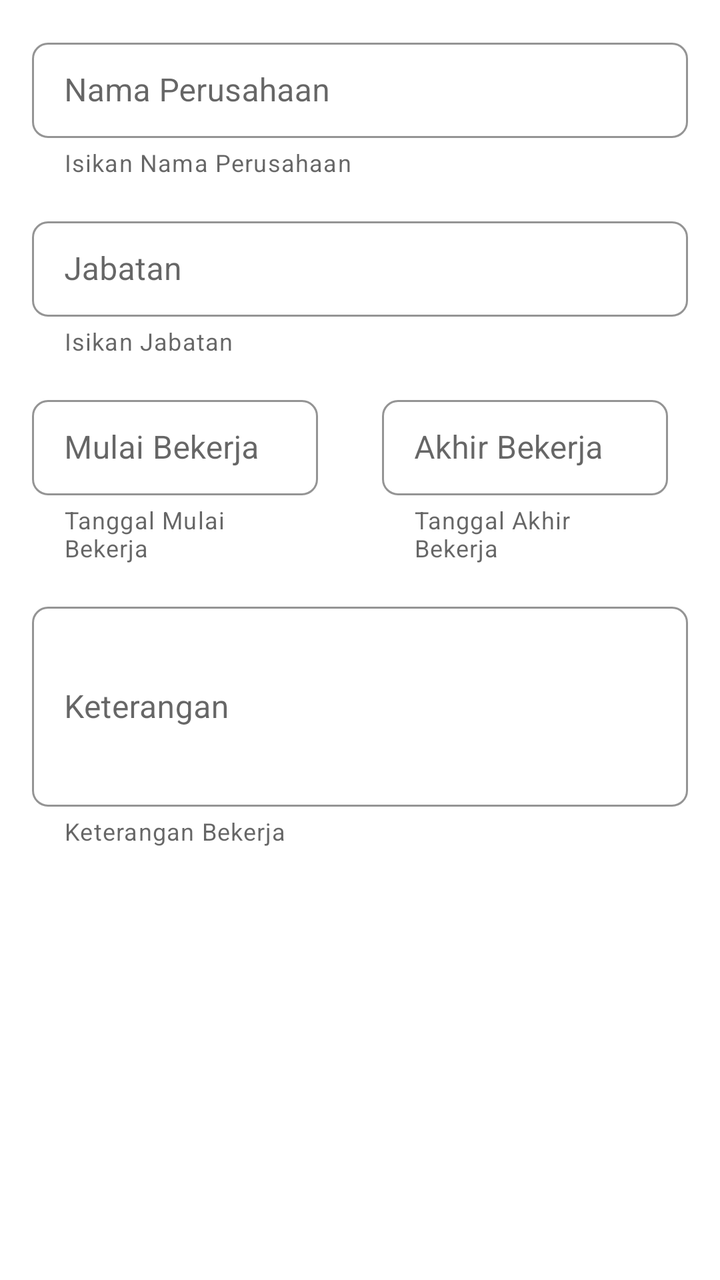
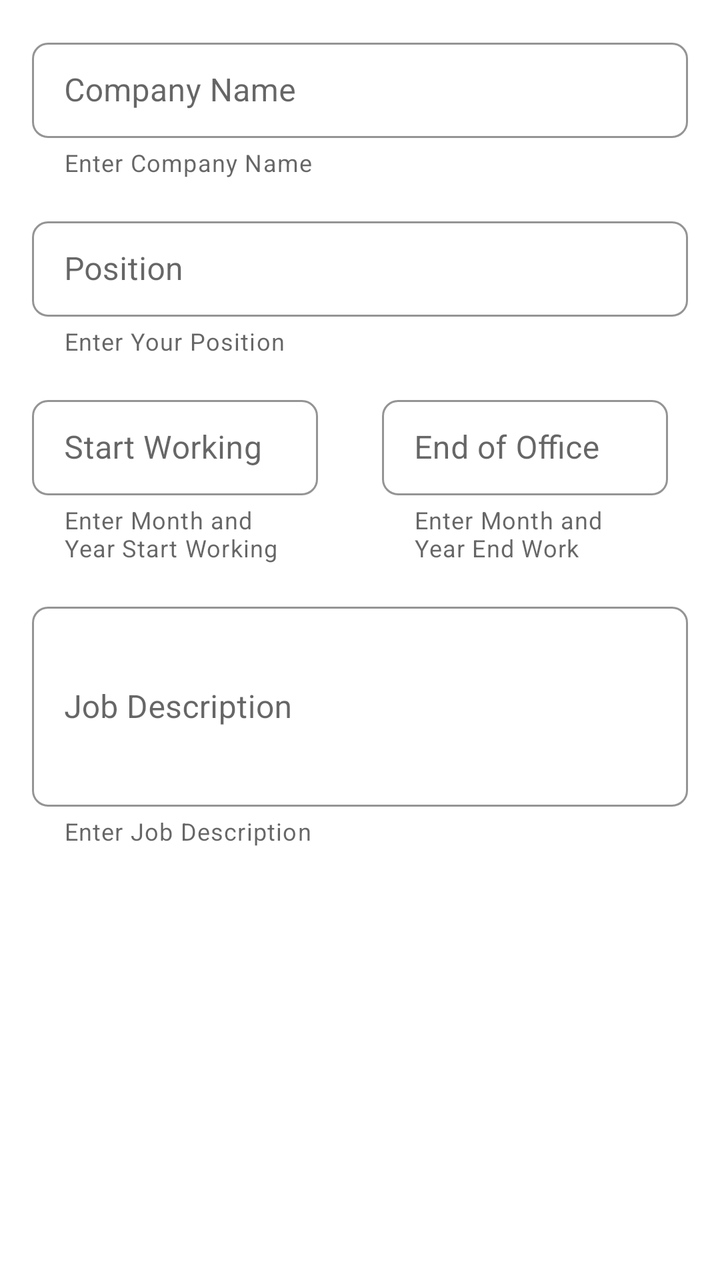

Before-and-after screenshots of an Android layout around one commit, followed by the original layout XML and the change that was made.
<!-- AndroidManifest.xml: application theme Theme.CVBuilder -->
<!-- res/layout/frag_pekerjaan.xml -->
<?xml version="1.0" encoding="utf-8"?>
<LinearLayout xmlns:android="http://schemas.android.com/apk/res/android"
    xmlns:app="http://schemas.android.com/apk/res-auto"
    xmlns:tools="http://schemas.android.com/tools"
    android:layout_width="match_parent"
    android:layout_height="match_parent"
    tools:context=".detail_user.EditKontakActivity"
    android:orientation="vertical">


    <com.google.android.material.textfield.TextInputLayout
        style="?attr/textInputOutlinedDenseStyle"
        android:id="@+id/nama_perusahaan"
        android:layout_width="match_parent"
        android:layout_height="wrap_content"
        android:hint="Nama Perusahaan"
        android:text="Nama Perusahaan"
        tools:ignore="MissingConstraints"
        app:hintTextColor="@color/black"
        app:boxStrokeColor="@color/black"
        app:boxStrokeErrorColor="@color/black"
        android:textAppearance="@color/black"
        app:shapeAppearance="@style/CustomShapeOVerlay"
        android:enabled="true"
        app:endIconMode="clear_text"
        app:boxStrokeWidthFocused="2dp"
        android:paddingTop="16dp"
        android:paddingLeft="16dp"
        android:paddingRight="16dp"
        app:hintAnimationEnabled="true"
        app:helperText="Isikan Nama Perusahaan"
        >

        <com.google.android.material.textfield.TextInputEditText
            android:layout_width="match_parent"
            android:layout_height="wrap_content"
            android:id="@+id/nama_perusahaan_et"
            />


    </com.google.android.material.textfield.TextInputLayout>

    <com.google.android.material.textfield.TextInputLayout
        style="?attr/textInputOutlinedDenseStyle"
        android:id="@+id/jabatan_perusahaan"
        android:layout_width="match_parent"
        android:layout_height="wrap_content"
        android:hint="Jabatan"
        android:text="Jabatan"
        tools:ignore="MissingConstraints"
        app:hintTextColor="@color/black"
        app:boxStrokeColor="@color/black"
        app:boxStrokeErrorColor="@color/black"
        android:textAppearance="@color/black"
        app:shapeAppearance="@style/CustomShapeOVerlay"
        android:enabled="true"
        app:endIconMode="clear_text"
        app:boxStrokeWidthFocused="2dp"
        android:paddingTop="16dp"
        android:paddingLeft="16dp"
        android:paddingRight="16dp"
        app:hintAnimationEnabled="true"
        app:helperText="Isikan Jabatan"
        >

        <com.google.android.material.textfield.TextInputEditText
            android:layout_width="match_parent"
            android:layout_height="wrap_content"
            android:id="@+id/jabatan_pengalaman_et"
            />


    </com.google.android.material.textfield.TextInputLayout>


    <LinearLayout
        android:layout_width="match_parent"
        android:layout_height="wrap_content">

        <com.google.android.material.textfield.TextInputLayout
            android:id="@+id/mulai_bekerja"
            style="?attr/textInputOutlinedDenseStyle"
            android:layout_width="175dp"
            android:layout_height="wrap_content"
            android:enabled="true"
            android:hint="Mulai Bekerja"
            android:paddingLeft="16dp"
            android:paddingTop="16dp"
            android:paddingRight="16dp"
            android:text="Mulai Bekerja"
            android:textAppearance="@color/black"
            app:boxStrokeColor="@color/black"
            app:boxStrokeErrorColor="@color/black"
            app:boxStrokeWidthFocused="2dp"
            app:endIconMode="clear_text"
            app:helperText="Tanggal Mulai Bekerja"
            app:hintAnimationEnabled="true"
            app:hintTextColor="@color/black"
            app:layout_constraintEnd_toEndOf="parent"
            app:layout_constraintTop_toBottomOf="@+id/nama_perusahaan"
            app:shapeAppearance="@style/CustomShapeOVerlay"
            tools:ignore="MissingConstraints">

            <com.google.android.material.textfield.TextInputEditText
                android:id="@+id/mulai_bekerja_et"
                android:layout_width="match_parent"
                android:layout_height="wrap_content" />

        </com.google.android.material.textfield.TextInputLayout>

        <com.google.android.material.textfield.TextInputLayout
            android:id="@+id/akhir_bekerja"
            style="?attr/textInputOutlinedDenseStyle"
            android:layout_width="175dp"
            android:layout_height="wrap_content"
            android:enabled="true"
            android:hint="Akhir Bekerja"
            android:paddingLeft="16dp"
            android:paddingTop="16dp"
            android:paddingRight="16dp"
            android:text="Akhir Bekerja"
            android:textAppearance="@color/black"
            app:boxStrokeColor="@color/black"
            app:boxStrokeErrorColor="@color/black"
            app:boxStrokeWidthFocused="2dp"
            app:endIconMode="clear_text"
            app:helperText="Tanggal Akhir Bekerja"
            app:hintAnimationEnabled="true"
            app:hintTextColor="@color/black"
            app:layout_constraintEnd_toEndOf="parent"
            app:layout_constraintTop_toBottomOf="@+id/nama_perusahaan"
            app:shapeAppearance="@style/CustomShapeOVerlay"
            tools:ignore="MissingConstraints">

            <com.google.android.material.textfield.TextInputEditText
                android:id="@+id/akhir_bekerja_et"
                android:layout_width="match_parent"
                android:layout_height="wrap_content" />

        </com.google.android.material.textfield.TextInputLayout>


    </LinearLayout>
    <com.google.android.material.textfield.TextInputLayout
        android:id="@+id/keterangan_bekerja"
        style="?attr/textInputOutlinedDenseStyle"
        android:layout_width="match_parent"
        android:layout_height="wrap_content"
        android:enabled="true"
        android:hint="Keterangan"
        android:paddingLeft="16dp"
        android:paddingTop="16dp"
        android:paddingRight="16dp"
        android:text="Keterangan"
        android:textAppearance="@color/black"
        app:boxStrokeColor="@color/black"
        app:boxStrokeErrorColor="@color/black"
        app:boxStrokeWidthFocused="2dp"
        app:endIconMode="clear_text"
        app:hintAnimationEnabled="true"
        app:hintTextColor="@color/black"
        app:layout_constraintTop_toBottomOf="@+id/email"
        app:shapeAppearance="@style/CustomShapeOVerlay"
        app:helperText="Keterangan Bekerja"
        tools:ignore="MissingConstraints">

        <com.google.android.material.textfield.TextInputEditText
            android:layout_width="match_parent"
            android:layout_height="100dp"
            android:id="@+id/keterangan_bekerja_et"/>

    </com.google.android.material.textfield.TextInputLayout>

</LinearLayout>
<!-- resources referenced by this layout -->
<resources>
  <color name="black">#000000</color>
  <style name="CustomShapeOVerlay" parent="">
          <item name="cornerFamily">rounded</item>
          <item name="cornerSizeTopLeft">8dp</item>
          <item name="cornerSizeTopRight">8dp</item>
          <item name="cornerSizeBottomRight">8dp</item>
          <item name="cornerSizeBottomLeft">8dp</item>
      </style>
  <style name="Theme.CVBuilder" parent="Theme.MaterialComponents.DayNight.DarkActionBar">
          
          <item name="colorPrimary">@color/lavender</item>
          <item name="colorPrimaryVariant">@color/lavender</item>
          <item name="colorOnPrimary">@color/lavender</item>
          
          <item name="colorSecondary">@color/lavender</item>
          <item name="colorSecondaryVariant">@color/lavender</item>
          <item name="colorOnSecondary">@color/lavender</item>
          
          <item name="android:statusBarColor" tools:targetApi="l">?attr/colorPrimaryVariant</item>
          
          <item name="android:textColor">@color/red</item>
      </style>
  <color name="lavender">#E6E6FA</color>
  <color name="red">#FF0000</color>
</resources>

<!-- the commit's change to res/layout/frag_pekerjaan.xml (unified diff, before → after) -->
@@ -13,8 +13,8 @@
         android:id="@+id/nama_perusahaan"
         android:layout_width="match_parent"
         android:layout_height="wrap_content"
-        android:hint="Nama Perusahaan"
-        android:text="Nama Perusahaan"
+        android:hint="@string/company_name"
+        android:text="@string/company_name"
         tools:ignore="MissingConstraints"
         app:hintTextColor="@color/black"
         app:boxStrokeColor="@color/black"
@@ -28,7 +28,7 @@
         android:paddingLeft="16dp"
         android:paddingRight="16dp"
         app:hintAnimationEnabled="true"
-        app:helperText="Isikan Nama Perusahaan"
+        app:helperText="@string/put_company_name"
         >
 
         <com.google.android.material.textfield.TextInputEditText
@@ -45,8 +45,8 @@
         android:id="@+id/jabatan_perusahaan"
         android:layout_width="match_parent"
         android:layout_height="wrap_content"
-        android:hint="Jabatan"
-        android:text="Jabatan"
+        android:hint="@string/position_exp"
+        android:text="@string/position_exp"
         tools:ignore="MissingConstraints"
         app:hintTextColor="@color/black"
         app:boxStrokeColor="@color/black"
@@ -60,7 +60,7 @@
         android:paddingLeft="16dp"
         android:paddingRight="16dp"
         app:hintAnimationEnabled="true"
-        app:helperText="Isikan Jabatan"
+        app:helperText="@string/put_position_exp"
         >
 
         <com.google.android.material.textfield.TextInputEditText
@@ -83,17 +83,17 @@
             android:layout_width="175dp"
             android:layout_height="wrap_content"
             android:enabled="true"
-            android:hint="Mulai Bekerja"
+            android:hint="@string/start_working"
             android:paddingLeft="16dp"
             android:paddingTop="16dp"
             android:paddingRight="16dp"
-            android:text="Mulai Bekerja"
+            android:text="@string/start_working"
             android:textAppearance="@color/black"
             app:boxStrokeColor="@color/black"
             app:boxStrokeErrorColor="@color/black"
             app:boxStrokeWidthFocused="2dp"
             app:endIconMode="clear_text"
-            app:helperText="Tanggal Mulai Bekerja"
+            app:helperText="@string/put_start_working"
             app:hintAnimationEnabled="true"
             app:hintTextColor="@color/black"
             app:layout_constraintEnd_toEndOf="parent"
@@ -114,17 +114,17 @@
             android:layout_width="175dp"
             android:layout_height="wrap_content"
             android:enabled="true"
-            android:hint="Akhir Bekerja"
+            android:hint="@string/end_working"
             android:paddingLeft="16dp"
             android:paddingTop="16dp"
             android:paddingRight="16dp"
-            android:text="Akhir Bekerja"
+            android:text="@string/end_working"
             android:textAppearance="@color/black"
             app:boxStrokeColor="@color/black"
             app:boxStrokeErrorColor="@color/black"
             app:boxStrokeWidthFocused="2dp"
             app:endIconMode="clear_text"
-            app:helperText="Tanggal Akhir Bekerja"
+            app:helperText="@string/put_end_working"
             app:hintAnimationEnabled="true"
             app:hintTextColor="@color/black"
             app:layout_constraintEnd_toEndOf="parent"
@@ -147,11 +147,11 @@
         android:layout_width="match_parent"
         android:layout_height="wrap_content"
         android:enabled="true"
-        android:hint="Keterangan"
+        android:hint="@string/work_explanation"
         android:paddingLeft="16dp"
         android:paddingTop="16dp"
         android:paddingRight="16dp"
-        android:text="Keterangan"
+        android:text="@string/work_explanation"
         android:textAppearance="@color/black"
         app:boxStrokeColor="@color/black"
         app:boxStrokeErrorColor="@color/black"
@@ -161,7 +161,7 @@
         app:hintTextColor="@color/black"
         app:layout_constraintTop_toBottomOf="@+id/email"
         app:shapeAppearance="@style/CustomShapeOVerlay"
-        app:helperText="Keterangan Bekerja"
+        app:helperText="@string/put_work_explanation"
         tools:ignore="MissingConstraints">
 
         <com.google.android.material.textfield.TextInputEditText
<!-- resource entries referenced after the edit -->
@@ -1,6 +1,16 @@
 <!-- resources referenced by this layout -->
 <resources>
   <color name="black">#000000</color>
+  <string name="company_name">Company Name</string>
+  <string name="end_working">End of Office</string>
+  <string name="position_exp">Position</string>
+  <string name="put_company_name">Enter Company Name</string>
+  <string name="put_end_working">Enter Month and Year End Work</string>
+  <string name="put_position_exp">Enter Your Position</string>
+  <string name="put_start_working">Enter Month and Year Start Working</string>
+  <string name="put_work_explanation">Enter Job Description</string>
+  <string name="start_working">Start Working</string>
+  <string name="work_explanation">Job Description</string>
   <style name="CustomShapeOVerlay" parent="">
           <item name="cornerFamily">rounded</item>
           <item name="cornerSizeTopLeft">8dp</item>
